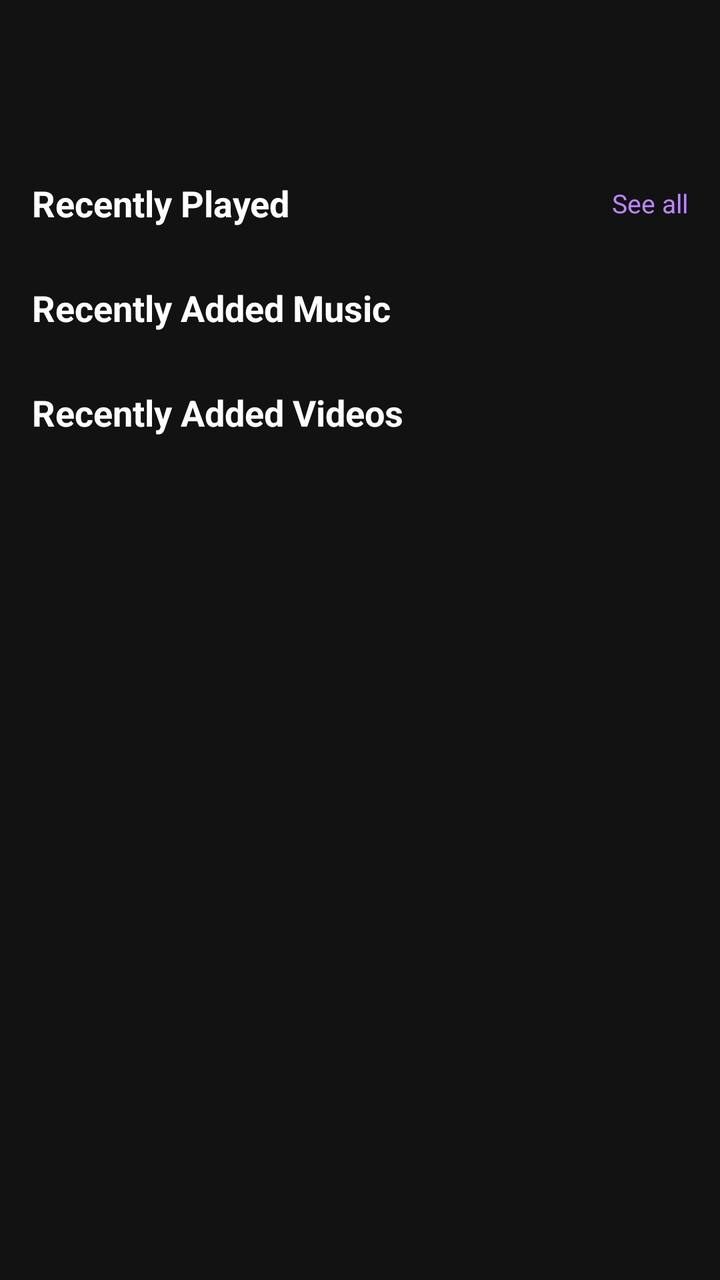
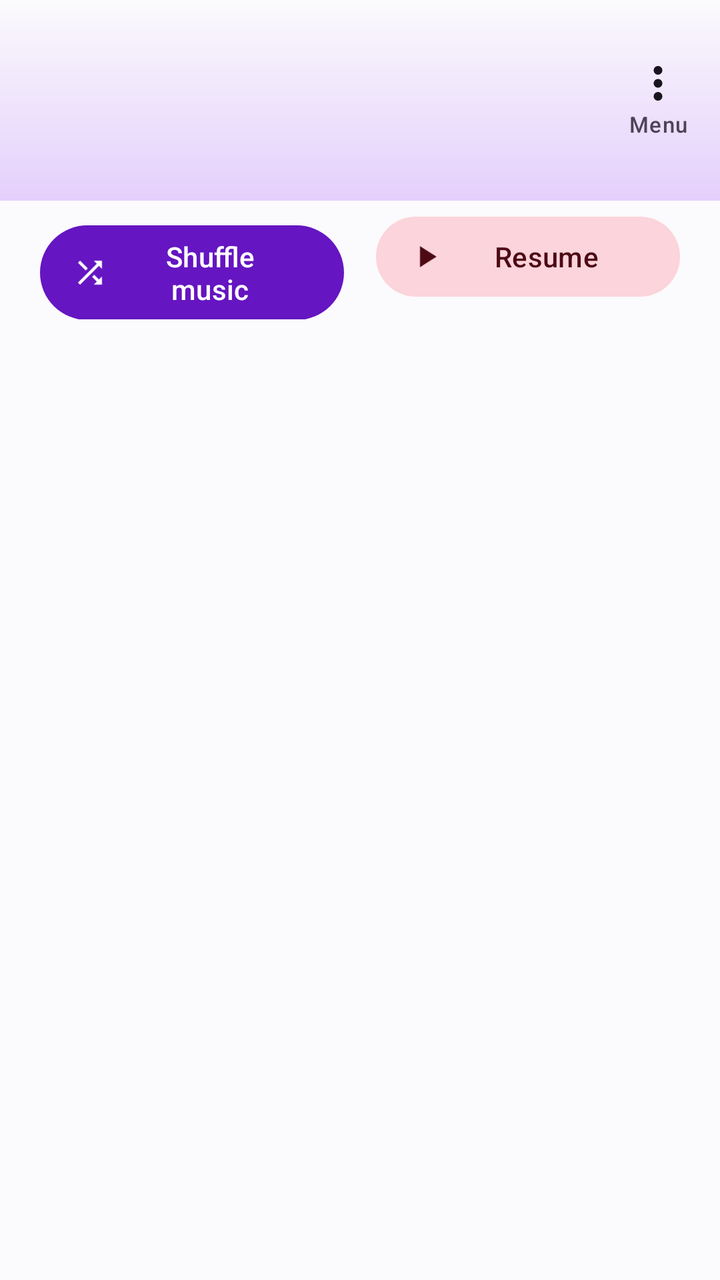

The first picture is an Android layout as it rendered before a commit; the second is the same layout after the commit. The layout source and the unified diff follow.
<!-- AndroidManifest.xml: application theme Theme.FountainPlay -->
<!-- res/layout/fragment_home.xml -->
<?xml version="1.0" encoding="utf-8"?>
<androidx.core.widget.NestedScrollView
    xmlns:android="http://schemas.android.com/apk/res/android"
    android:layout_width="match_parent"
    android:layout_height="match_parent"
    android:background="@color/background_dark">

    <LinearLayout
        android:layout_width="match_parent"
        android:layout_height="wrap_content"
        android:orientation="vertical"
        android:paddingBottom="120dp">

        
        <TextView android:id="@+id/tv_greeting"
            android:layout_width="match_parent" android:layout_height="wrap_content"
            android:textSize="28sp" android:textStyle="bold"
            android:textColor="@color/white"
            android:paddingHorizontal="16dp" android:paddingTop="24dp" android:paddingBottom="8dp" />

        
        <LinearLayout android:layout_width="match_parent" android:layout_height="wrap_content"
            android:orientation="horizontal" android:gravity="center_vertical"
            android:paddingHorizontal="16dp" android:paddingTop="20dp" android:paddingBottom="8dp">
            <TextView android:layout_width="0dp" android:layout_height="wrap_content"
                android:layout_weight="1" android:text="Recently Played"
                android:textSize="18sp" android:textStyle="bold" android:textColor="@color/white" />
            <TextView android:id="@+id/tv_see_all_music"
                android:layout_width="wrap_content" android:layout_height="wrap_content"
                android:text="See all" android:textColor="@color/fp_purple_light" android:textSize="13sp" />
        </LinearLayout>

        <androidx.recyclerview.widget.RecyclerView android:id="@+id/rv_recently_played"
            android:layout_width="match_parent" android:layout_height="wrap_content"
            android:orientation="horizontal" android:paddingHorizontal="8dp"
            android:clipToPadding="false" />

        
        <LinearLayout android:layout_width="match_parent" android:layout_height="wrap_content"
            android:orientation="horizontal" android:gravity="center_vertical"
            android:paddingHorizontal="16dp" android:paddingTop="20dp" android:paddingBottom="8dp">
            <TextView android:layout_width="0dp" android:layout_height="wrap_content"
                android:layout_weight="1" android:text="Recently Added Music"
                android:textSize="18sp" android:textStyle="bold" android:textColor="@color/white" />
        </LinearLayout>

        <androidx.recyclerview.widget.RecyclerView android:id="@+id/rv_recent_music"
            android:layout_width="match_parent" android:layout_height="wrap_content"
            android:orientation="horizontal" android:paddingHorizontal="8dp"
            android:clipToPadding="false" />

        
        <LinearLayout android:layout_width="match_parent" android:layout_height="wrap_content"
            android:orientation="horizontal" android:gravity="center_vertical"
            android:paddingHorizontal="16dp" android:paddingTop="20dp" android:paddingBottom="8dp">
            <TextView android:layout_width="0dp" android:layout_height="wrap_content"
                android:layout_weight="1" android:text="Recently Added Videos"
                android:textSize="18sp" android:textStyle="bold" android:textColor="@color/white" />
        </LinearLayout>

        <androidx.recyclerview.widget.RecyclerView android:id="@+id/rv_recent_videos"
            android:layout_width="match_parent" android:layout_height="wrap_content"
            android:orientation="horizontal" android:paddingHorizontal="8dp"
            android:clipToPadding="false" />

    </LinearLayout>
</androidx.core.widget.NestedScrollView>
<!-- resources referenced by this layout -->
<resources>
  <color name="background_dark">#121212</color>
  <color name="fp_purple_light">#BB86FC</color>
  <color name="white">#FFFFFF</color>
  <style name="Theme.FountainPlay" parent="Theme.Material3.Dark.NoActionBar">
          <item name="colorPrimary">@color/fp_purple</item>
          <item name="colorPrimaryVariant">@color/fp_purple_dark</item>
          <item name="colorSecondary">@color/fp_red</item>
          <item name="colorSurface">@color/surface_dark</item>
          <item name="colorOnSurface">@color/on_surface_dark</item>
          <item name="android:colorBackground">@color/background_dark</item>
          <item name="android:windowBackground">@color/background_dark</item>
          <item name="android:statusBarColor">@color/background_dark</item>
          <item name="android:navigationBarColor">@color/surface_dark</item>
          <item name="android:windowLayoutInDisplayCutoutMode">shortEdges</item>
      </style>
  <color name="fp_purple">#7B2FBE</color>
  <color name="fp_purple_dark">#4A1080</color>
  <color name="fp_red">#E53935</color>
  <color name="surface_dark">#1E1E2E</color>
  <color name="on_surface_dark">#E6E1F0</color>
</resources>

<!-- the commit's change to res/layout/fragment_home.xml (unified diff, before → after) -->
@@ -1,67 +1,230 @@
 <?xml version="1.0" encoding="utf-8"?>
-<androidx.core.widget.NestedScrollView
-    xmlns:android="http://schemas.android.com/apk/res/android"
+<androidx.core.widget.NestedScrollView xmlns:android="http://schemas.android.com/apk/res/android"
+    xmlns:app="http://schemas.android.com/apk/res-auto"
+    android:id="@+id/home_scroll"
     android:layout_width="match_parent"
     android:layout_height="match_parent"
-    android:background="@color/background_dark">
+    android:clipToPadding="false"
+    android:fillViewport="true"
+    android:overScrollMode="ifContentScrolls">
 
     <LinearLayout
+        android:id="@+id/home_content"
         android:layout_width="match_parent"
         android:layout_height="wrap_content"
         android:orientation="vertical"
-        android:paddingBottom="120dp">
+        android:paddingBottom="28dp">
 
         
-        <TextView android:id="@+id/tv_greeting"
-            android:layout_width="match_parent" android:layout_height="wrap_content"
-            android:textSize="28sp" android:textStyle="bold"
-            android:textColor="@color/white"
-            android:paddingHorizontal="16dp" android:paddingTop="24dp" android:paddingBottom="8dp" />
+        <LinearLayout
+            android:id="@+id/home_header"
+            android:layout_width="match_parent"
+            android:layout_height="wrap_content"
+            android:orientation="horizontal"
+            android:gravity="center_vertical"
+            android:paddingStart="20dp"
+            android:paddingEnd="8dp"
+            android:paddingTop="20dp"
+            android:paddingBottom="22dp"
+            android:background="@drawable/bg_header_gradient">
+
+            <LinearLayout
+                android:layout_width="0dp"
+                android:layout_height="wrap_content"
+                android:layout_weight="1"
+                android:orientation="vertical">
+                <TextView
+                    android:id="@+id/tv_greeting"
+                    android:layout_width="match_parent"
+                    android:layout_height="wrap_content"
+                    android:textAppearance="?attr/textAppearanceHeadlineMedium"
+                    android:textColor="?attr/colorOnSurface"
+                    android:textStyle="bold" />
+                <TextView
+                    android:id="@+id/tv_subgreeting"
+                    android:layout_width="match_parent"
+                    android:layout_height="wrap_content"
+                    android:layout_marginTop="2dp"
+                    android:textAppearance="?attr/textAppearanceBodyMedium"
+                    android:textColor="?attr/colorOnSurfaceVariant" />
+            </LinearLayout>
+
+            <LinearLayout
+                android:id="@+id/btn_home_menu"
+                android:layout_width="wrap_content"
+                android:layout_height="wrap_content"
+                android:orientation="vertical"
+                android:gravity="center_horizontal"
+                android:paddingHorizontal="8dp"
+                android:paddingVertical="4dp"
+                android:background="?attr/selectableItemBackgroundBorderless"
+                android:clickable="true"
+                android:focusable="true"
+                android:contentDescription="Menu: history, manage folders, refresh">
+                <ImageView
+                    android:layout_width="26dp"
+                    android:layout_height="26dp"
+                    android:src="@drawable/ic_more_vert"
+                    app:tint="?attr/colorOnSurface" />
+                <TextView
+                    android:layout_width="wrap_content"
+                    android:layout_height="wrap_content"
+                    android:text="Menu"
+                    android:textAppearance="?attr/textAppearanceLabelSmall"
+                    android:textColor="?attr/colorOnSurfaceVariant" />
+            </LinearLayout>
+        </LinearLayout>
 
         
-        <LinearLayout android:layout_width="match_parent" android:layout_height="wrap_content"
-            android:orientation="horizontal" android:gravity="center_vertical"
-            android:paddingHorizontal="16dp" android:paddingTop="20dp" android:paddingBottom="8dp">
-            <TextView android:layout_width="0dp" android:layout_height="wrap_content"
-                android:layout_weight="1" android:text="Recently Played"
-                android:textSize="18sp" android:textStyle="bold" android:textColor="@color/white" />
-            <TextView android:id="@+id/tv_see_all_music"
-                android:layout_width="wrap_content" android:layout_height="wrap_content"
-                android:text="See all" android:textColor="@color/fp_purple_light" android:textSize="13sp" />
-        </LinearLayout>
-
-        <androidx.recyclerview.widget.RecyclerView android:id="@+id/rv_recently_played"
-            android:layout_width="match_parent" android:layout_height="wrap_content"
-            android:orientation="horizontal" android:paddingHorizontal="8dp"
-            android:clipToPadding="false" />
-
-        
-        <LinearLayout android:layout_width="match_parent" android:layout_height="wrap_content"
-            android:orientation="horizontal" android:gravity="center_vertical"
-            android:paddingHorizontal="16dp" android:paddingTop="20dp" android:paddingBottom="8dp">
-            <TextView android:layout_width="0dp" android:layout_height="wrap_content"
-                android:layout_weight="1" android:text="Recently Added Music"
-                android:textSize="18sp" android:textStyle="bold" android:textColor="@color/white" />
-        </LinearLayout>
-
-        <androidx.recyclerview.widget.RecyclerView android:id="@+id/rv_recent_music"
-            android:layout_width="match_parent" android:layout_height="wrap_content"
-            android:orientation="horizontal" android:paddingHorizontal="8dp"
-            android:clipToPadding="false" />
-
-        
-        <LinearLayout android:layout_width="match_parent" android:layout_height="wrap_content"
-            android:orientation="horizontal" android:gravity="center_vertical"
-            android:paddingHorizontal="16dp" android:paddingTop="20dp" android:paddingBottom="8dp">
-            <TextView android:layout_width="0dp" android:layout_height="wrap_content"
-                android:layout_weight="1" android:text="Recently Added Videos"
-                android:textSize="18sp" android:textStyle="bold" android:textColor="@color/white" />
-        </LinearLayout>
-
-        <androidx.recyclerview.widget.RecyclerView android:id="@+id/rv_recent_videos"
-            android:layout_width="match_parent" android:layout_height="wrap_content"
-            android:orientation="horizontal" android:paddingHorizontal="8dp"
-            android:clipToPadding="false" />
-
+        <LinearLayout
+            android:layout_width="match_parent"
+            android:layout_height="wrap_content"
+            android:orientation="horizontal"
+            android:paddingHorizontal="20dp"
+            android:paddingTop="4dp">
+            <com.google.android.material.button.MaterialButton
+                android:id="@+id/btn_shuffle_all"
+                style="@style/Widget.Material3.Button.Icon"
+                android:layout_width="0dp"
+                android:layout_height="wrap_content"
+                android:layout_weight="1"
+                android:layout_marginEnd="8dp"
+                android:text="Shuffle music"
+                app:icon="@drawable/ic_shuffle" />
+            <com.google.android.material.button.MaterialButton
+                android:id="@+id/btn_resume"
+                style="@style/Widget.Material3.Button.TonalButton.Icon"
+                android:layout_width="0dp"
+                android:layout_height="wrap_content"
+                android:layout_weight="1"
+                android:layout_marginStart="8dp"
+                android:text="Resume"
+                app:icon="@drawable/ic_play" />
+        </LinearLayout>
+
+        <LinearLayout
+            android:id="@+id/section_continue"
+            android:layout_width="match_parent"
+            android:layout_height="wrap_content"
+            android:orientation="vertical"
+            android:visibility="gone">
+            <TextView
+                android:layout_width="match_parent"
+                android:layout_height="wrap_content"
+                android:paddingHorizontal="20dp"
+                android:paddingTop="24dp"
+                android:paddingBottom="10dp"
+                android:text="Continue watching"
+                style="@style/FP.SectionTitle" />
+            <androidx.recyclerview.widget.RecyclerView
+                android:id="@+id/rv_continue"
+                android:layout_width="match_parent"
+                android:layout_height="wrap_content"
+                android:orientation="horizontal"
+                android:clipToPadding="false"
+                android:paddingHorizontal="20dp"
+                app:layoutManager="androidx.recyclerview.widget.LinearLayoutManager" />
+        </LinearLayout>
+        <LinearLayout
+            android:id="@+id/section_videos"
+            android:layout_width="match_parent"
+            android:layout_height="wrap_content"
+            android:orientation="vertical"
+            android:visibility="gone">
+            <TextView
+                android:layout_width="match_parent"
+                android:layout_height="wrap_content"
+                android:paddingHorizontal="20dp"
+                android:paddingTop="24dp"
+                android:paddingBottom="10dp"
+                android:text="New videos"
+                style="@style/FP.SectionTitle" />
+            <androidx.recyclerview.widget.RecyclerView
+                android:id="@+id/rv_new_videos"
+                android:layout_width="match_parent"
+                android:layout_height="wrap_content"
+                android:orientation="horizontal"
+                android:clipToPadding="false"
+                android:paddingHorizontal="20dp"
+                app:layoutManager="androidx.recyclerview.widget.LinearLayoutManager" />
+        </LinearLayout>
+        <LinearLayout
+            android:id="@+id/section_music"
+            android:layout_width="match_parent"
+            android:layout_height="wrap_content"
+            android:orientation="vertical"
+            android:visibility="gone">
+            <TextView
+                android:layout_width="match_parent"
+                android:layout_height="wrap_content"
+                android:paddingHorizontal="20dp"
+                android:paddingTop="24dp"
+                android:paddingBottom="10dp"
+                android:text="New music"
+                style="@style/FP.SectionTitle" />
+            <androidx.recyclerview.widget.RecyclerView
+                android:id="@+id/rv_new_music"
+                android:layout_width="match_parent"
+                android:layout_height="wrap_content"
+                android:orientation="horizontal"
+                android:clipToPadding="false"
+                android:paddingHorizontal="20dp"
+                app:layoutManager="androidx.recyclerview.widget.LinearLayoutManager" />
+        </LinearLayout>
+        <LinearLayout
+            android:id="@+id/section_favs"
+            android:layout_width="match_parent"
+            android:layout_height="wrap_content"
+            android:orientation="vertical"
+            android:visibility="gone">
+            <TextView
+                android:layout_width="match_parent"
+                android:layout_height="wrap_content"
+                android:paddingHorizontal="20dp"
+                android:paddingTop="24dp"
+                android:paddingBottom="10dp"
+                android:text="Favourites"
+                style="@style/FP.SectionTitle" />
+            <androidx.recyclerview.widget.RecyclerView
+                android:id="@+id/rv_favs"
+                android:layout_width="match_parent"
+                android:layout_height="wrap_content"
+                android:orientation="horizontal"
+                android:clipToPadding="false"
+                android:paddingHorizontal="20dp"
+                app:layoutManager="androidx.recyclerview.widget.LinearLayoutManager" />
+        </LinearLayout>
+
+        <LinearLayout
+            android:id="@+id/home_empty"
+            android:layout_width="match_parent"
+            android:layout_height="wrap_content"
+            android:orientation="vertical"
+            android:gravity="center_horizontal"
+            android:padding="32dp"
+            android:visibility="gone">
+            <ImageView
+                android:layout_width="56dp"
+                android:layout_height="56dp"
+                android:src="@drawable/ic_library_music"
+                app:tint="?attr/colorPrimary" />
+            <TextView
+                android:id="@+id/tv_home_empty"
+                android:layout_width="wrap_content"
+                android:layout_height="wrap_content"
+                android:layout_marginTop="12dp"
+                android:gravity="center"
+                android:text="No music or videos found yet.\nAllow media access, then refresh."
+                android:textAppearance="?attr/textAppearanceBodyLarge"
+                android:textColor="?attr/colorOnSurfaceVariant" />
+            <com.google.android.material.button.MaterialButton
+                android:id="@+id/btn_home_refresh"
+                style="@style/Widget.Material3.Button.TonalButton.Icon"
+                android:layout_width="wrap_content"
+                android:layout_height="wrap_content"
+                android:layout_marginTop="16dp"
+                android:text="Refresh library"
+                app:icon="@drawable/ic_refresh" />
+        </LinearLayout>
     </LinearLayout>
 </androidx.core.widget.NestedScrollView>
<!-- resource entries referenced after the edit -->
@@ -1,24 +1,168 @@
 <!-- resources referenced by this layout -->
 <resources>
-  <color name="background_dark">#121212</color>
-  <color name="fp_purple_light">#BB86FC</color>
-  <color name="white">#FFFFFF</color>
-  <style name="Theme.FountainPlay" parent="Theme.Material3.Dark.NoActionBar">
-          <item name="colorPrimary">@color/fp_purple</item>
-          <item name="colorPrimaryVariant">@color/fp_purple_dark</item>
-          <item name="colorSecondary">@color/fp_red</item>
-          <item name="colorSurface">@color/surface_dark</item>
-          <item name="colorOnSurface">@color/on_surface_dark</item>
-          <item name="android:colorBackground">@color/background_dark</item>
-          <item name="android:windowBackground">@color/background_dark</item>
-          <item name="android:statusBarColor">@color/background_dark</item>
-          <item name="android:navigationBarColor">@color/surface_dark</item>
+  <!-- drawable bg_header_gradient (drawable) -->
+  <?xml version="1.0" encoding="utf-8"?>
+  <shape xmlns:android="http://schemas.android.com/apk/res/android" android:shape="rectangle">
+      <gradient
+          android:angle="270"
+          android:startColor="?attr/colorSurface"
+          android:endColor="?attr/colorPrimaryContainer"
+          android:type="linear" />
+  </shape>
+  <!-- drawable ic_library_music (drawable) -->
+  <?xml version="1.0" encoding="utf-8"?>
+  <vector xmlns:android="http://schemas.android.com/apk/res/android"
+      android:width="24dp"
+      android:height="24dp"
+      android:viewportWidth="24"
+      android:viewportHeight="24"
+      android:tint="?attr/colorControlNormal">
+      <path
+          android:fillColor="?attr/colorControlNormal"
+          android:pathData="M20,2H8C6.9,2 6,2.9 6,4v12c0,1.1 0.9,2 2,2h12c1.1,0 2,-0.9 2,-2V4C22,2.9 21.1,2 20,2zM18,6h-3v5.5c0,1.38 -1.12,2.5 -2.5,2.5S10,12.88 10,11.5s1.12,-2.5 2.5,-2.5c0.57,0 1.08,0.19 1.5,0.51V4h4V6zM4,6H2v14c0,1.1 0.9,2 2,2h14v-2H4V6z" />
+  </vector>
+  <!-- drawable ic_more_vert (drawable) -->
+  <?xml version="1.0" encoding="utf-8"?>
+  <vector xmlns:android="http://schemas.android.com/apk/res/android"
+      android:width="24dp"
+      android:height="24dp"
+      android:viewportWidth="24"
+      android:viewportHeight="24"
+      android:tint="?attr/colorControlNormal">
+      <path
+          android:fillColor="?attr/colorControlNormal"
+          android:pathData="M12,8c1.1,0 2,-0.9 2,-2s-0.9,-2 -2,-2 -2,0.9 -2,2 0.9,2 2,2zM12,10c-1.1,0 -2,0.9 -2,2s0.9,2 2,2 2,-0.9 2,-2 -0.9,-2 -2,-2zM12,16c-1.1,0 -2,0.9 -2,2s0.9,2 2,2 2,-0.9 2,-2 -0.9,-2 -2,-2z" />
+  </vector>
+  <!-- drawable ic_play (drawable) -->
+  <?xml version="1.0" encoding="utf-8"?>
+  <vector xmlns:android="http://schemas.android.com/apk/res/android"
+      android:width="24dp"
+      android:height="24dp"
+      android:viewportWidth="24"
+      android:viewportHeight="24"
+      android:tint="?attr/colorControlNormal">
+      <path
+          android:fillColor="?attr/colorControlNormal"
+          android:pathData="M8,5v14l11,-7z" />
+  </vector>
+  <!-- drawable ic_refresh (drawable) -->
+  <?xml version="1.0" encoding="utf-8"?>
+  <vector xmlns:android="http://schemas.android.com/apk/res/android"
+      android:width="24dp"
+      android:height="24dp"
+      android:viewportWidth="24"
+      android:viewportHeight="24"
+      android:tint="?attr/colorControlNormal">
+      <path
+          android:fillColor="?attr/colorControlNormal"
+          android:pathData="M17.65,6.35C16.2,4.9 14.21,4 12,4c-4.42,0 -7.99,3.58 -7.99,8s3.57,8 7.99,8c3.73,0 6.84,-2.55 7.73,-6h-2.08c-0.82,2.33 -3.04,4 -5.65,4 -3.31,0 -6,-2.69 -6,-6s2.69,-6 6,-6c1.66,0 3.14,0.69 4.22,1.78L13,11h7V4l-2.35,2.35z" />
+  </vector>
+  <!-- drawable ic_shuffle (drawable) -->
+  <?xml version="1.0" encoding="utf-8"?>
+  <vector xmlns:android="http://schemas.android.com/apk/res/android"
+      android:width="24dp"
+      android:height="24dp"
+      android:viewportWidth="24"
+      android:viewportHeight="24"
+      android:tint="?attr/colorControlNormal">
+      <path
+          android:fillColor="?attr/colorControlNormal"
+          android:pathData="M10.59,9.17L5.41,4 4,5.41l5.17,5.17 1.42,-1.41zM14.5,4l2.04,2.04L4,18.59 5.41,20 17.96,7.46 20,9.5V4h-5.5zM14.83,13.41l-1.41,1.41 3.13,3.13L14.5,20H20v-5.5l-2.04,2.04 -3.13,-3.13z" />
+  </vector>
+  <style name="FP.SectionTitle">
+          <item name="android:textAppearance">?attr/textAppearanceTitleLarge</item>
+          <item name="android:textColor">?attr/colorOnSurface</item>
+          <item name="android:textStyle">bold</item>
+      </style>
+  <style name="Theme.FountainPlay" parent="Theme.Material3.DayNight.NoActionBar">
+          <item name="colorPrimary">@color/fp_fountain_primary_light</item>
+          <item name="colorOnPrimary">@color/fp_fountain_onprimary_light</item>
+          <item name="colorPrimaryContainer">@color/fp_fountain_primarycontainer_light</item>
+          <item name="colorOnPrimaryContainer">@color/fp_fountain_onprimarycontainer_light</item>
+          <item name="colorSecondary">@color/fp_fountain_secondary_light</item>
+          <item name="colorOnSecondary">@color/fp_fountain_onsecondary_light</item>
+          <item name="colorSecondaryContainer">@color/fp_fountain_secondarycontainer_light</item>
+          <item name="colorOnSecondaryContainer">@color/fp_fountain_onsecondarycontainer_light</item>
+          <item name="colorTertiary">@color/fp_fountain_tertiary_light</item>
+          <item name="colorOnTertiary">@color/fp_fountain_ontertiary_light</item>
+          <item name="colorTertiaryContainer">@color/fp_fountain_tertiarycontainer_light</item>
+          <item name="colorOnTertiaryContainer">@color/fp_fountain_ontertiarycontainer_light</item>
+          <item name="colorSurface">@color/fp_fountain_surface_light</item>
+          <item name="colorOnSurface">@color/fp_fountain_onsurface_light</item>
+          <item name="colorSurfaceVariant">@color/fp_fountain_surfacevariant_light</item>
+          <item name="colorOnSurfaceVariant">@color/fp_fountain_onsurfacevariant_light</item>
+          <item name="colorOutline">@color/fp_fountain_outline_light</item>
+          <item name="colorOutlineVariant">@color/fp_fountain_outlinevariant_light</item>
+          <item name="colorSurfaceContainerLowest">@color/fp_fountain_surfacecontainerlowest_light</item>
+          <item name="colorSurfaceContainerLow">@color/fp_fountain_surfacecontainerlow_light</item>
+          <item name="colorSurfaceContainer">@color/fp_fountain_surfacecontainer_light</item>
+          <item name="colorSurfaceContainerHigh">@color/fp_fountain_surfacecontainerhigh_light</item>
+          <item name="colorSurfaceContainerHighest">@color/fp_fountain_surfacecontainerhighest_light</item>
+          <item name="colorSurfaceInverse">@color/fp_fountain_surfaceinverse_light</item>
+          <item name="colorOnSurfaceInverse">@color/fp_fountain_onsurfaceinverse_light</item>
+          <item name="android:colorBackground">@color/fp_fountain_surface_light</item>
+          <item name="colorOnBackground">@color/fp_fountain_onsurface_light</item>
+          <item name="android:windowBackground">@color/fp_fountain_surface_light</item>
+          <item name="android:statusBarColor">@color/fp_transparent</item>
+          <item name="android:navigationBarColor">@color/fp_transparent</item>
           <item name="android:windowLayoutInDisplayCutoutMode">shortEdges</item>
+          <item name="shapeAppearanceSmallComponent">@style/ShapeAppearance.FP.Small</item>
+          <item name="shapeAppearanceMediumComponent">@style/ShapeAppearance.FP.Medium</item>
+          <item name="shapeAppearanceLargeComponent">@style/ShapeAppearance.FP.Large</item>
+          <item name="bottomNavigationStyle">@style/Widget.FP.BottomNav</item>
+          <item name="tabStyle">@style/Widget.FP.Tab</item>
+          <item name="fpScrim">@color/fp_video_scrim</item>
+          <item name="fpOnScrim">@color/fp_video_on_scrim</item>
       </style>
-  <color name="fp_purple">#7B2FBE</color>
-  <color name="fp_purple_dark">#4A1080</color>
-  <color name="fp_red">#E53935</color>
-  <color name="surface_dark">#1E1E2E</color>
-  <color name="on_surface_dark">#E6E1F0</color>
+  <color name="fp_fountain_primary_light">#6515C1</color>
+  <color name="fp_fountain_onprimary_light">#FFFFFF</color>
+  <color name="fp_fountain_primarycontainer_light">#E4CFFC</color>
+  <color name="fp_fountain_onprimarycontainer_light">#270849</color>
+  <color name="fp_fountain_secondary_light">#C81936</color>
+  <color name="fp_fountain_onsecondary_light">#FFFFFF</color>
+  <color name="fp_fountain_secondarycontainer_light">#FCD4DB</color>
+  <color name="fp_fountain_onsecondarycontainer_light">#4D0A15</color>
+  <color name="fp_fountain_tertiary_light">#BF1881</color>
+  <color name="fp_fountain_ontertiary_light">#FFFFFF</color>
+  <color name="fp_fountain_tertiarycontainer_light">#FAD6ED</color>
+  <color name="fp_fountain_ontertiarycontainer_light">#4D0A34</color>
+  <color name="fp_fountain_surface_light">#FBFAFC</color>
+  <color name="fp_fountain_onsurface_light">#19151E</color>
+  <color name="fp_fountain_surfacevariant_light">#E8E3ED</color>
+  <color name="fp_fountain_onsurfacevariant_light">#4C4356</color>
+  <color name="fp_fountain_outline_light">#7F758A</color>
+  <color name="fp_fountain_outlinevariant_light">#D1CCD7</color>
+  <color name="fp_fountain_surfacecontainerlowest_light">#FFFFFF</color>
+  <color name="fp_fountain_surfacecontainerlow_light">#F6F4F9</color>
+  <color name="fp_fountain_surfacecontainer_light">#F1EDF5</color>
+  <color name="fp_fountain_surfacecontainerhigh_light">#ECE7F1</color>
+  <color name="fp_fountain_surfacecontainerhighest_light">#E6E0EE</color>
+  <color name="fp_fountain_surfaceinverse_light">#332C3A</color>
+  <color name="fp_fountain_onsurfaceinverse_light">#F2F0F5</color>
+  <color name="fp_transparent">#00000000</color>
+  <style name="ShapeAppearance.FP.Small" parent="ShapeAppearance.Material3.SmallComponent">
+          <item name="cornerFamily">rounded</item>
+          <item name="cornerSize">14dp</item>
+      </style>
+  <style name="ShapeAppearance.FP.Medium" parent="ShapeAppearance.Material3.MediumComponent">
+          <item name="cornerFamily">rounded</item>
+          <item name="cornerSize">20dp</item>
+      </style>
+  <style name="ShapeAppearance.FP.Large" parent="ShapeAppearance.Material3.LargeComponent">
+          <item name="cornerFamily">rounded</item>
+          <item name="cornerSize">28dp</item>
+      </style>
+  <style name="Widget.FP.BottomNav" parent="Widget.Material3.BottomNavigationView">
+          <item name="backgroundTint">?attr/colorSurfaceContainer</item>
+          <item name="labelVisibilityMode">labeled</item>
+          <item name="android:minHeight">72dp</item>
+      </style>
+  <style name="Widget.FP.Tab" parent="Widget.Material3.TabLayout">
+          <item name="tabIndicatorFullWidth">false</item>
+          <item name="tabIndicatorAnimationMode">elastic</item>
+          <item name="tabIndicatorHeight">3dp</item>
+      </style>
+  <color name="fp_video_scrim">#73000000</color>
+  <color name="fp_video_on_scrim">#FFFFFFFF</color>
 </resources>
 
